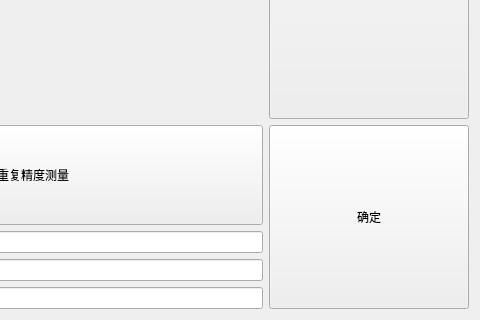
Qt form ui_show/showwin_proximityswitch.ui (Dirck-YHP/Proj_sensor_detect) before a commit; both pictures show x 674 to 1154 and y 347 to 667 of the 1154 by 667 pixel window.
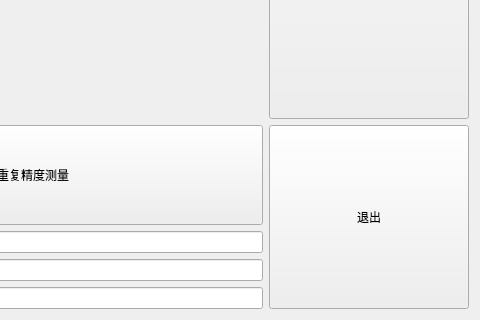
The same form after that commit. Custom widgets are drawn as their Qt base class.

What changed in the file:
```diff
--- a/ui_show/showwin_proximityswitch.ui
+++ b/ui_show/showwin_proximityswitch.ui
@@ -248,7 +248,7 @@
         </sizepolicy>
        </property>
        <property name="text">
-        <string>确定</string>
+        <string>退出</string>
        </property>
       </widget>
      </item>
```
